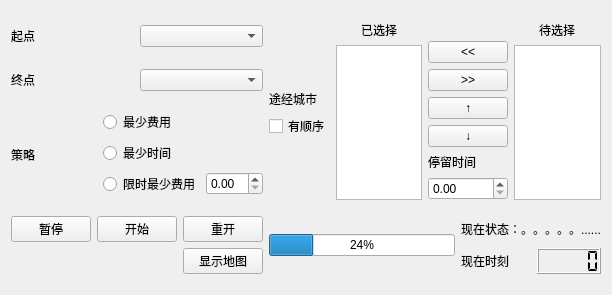
First picture: the form in widget.ui, repository Shantom/Travel, before the edit.
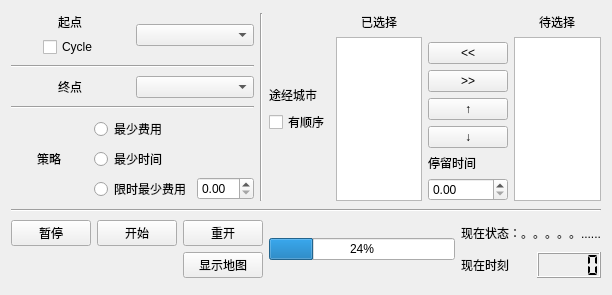
Second picture: the form after the edit.

Patch:
```diff
--- a/widget.ui
+++ b/widget.ui
@@ -17,18 +17,48 @@
    <item row="0" column="0">
     <layout class="QHBoxLayout" name="horizontalLayout">
      <item>
-      <widget class="QLabel" name="label">
-       <property name="text">
-        <string>起点</string>
-       </property>
-      </widget>
+      <layout class="QVBoxLayout" name="verticalLayout_8">
+       <item alignment="Qt::AlignHCenter|Qt::AlignBottom">
+        <widget class="QLabel" name="label">
+         <property name="sizePolicy">
+          <sizepolicy hsizetype="Preferred" vsizetype="Preferred">
+           <horstretch>0</horstretch>
+           <verstretch>0</verstretch>
+          </sizepolicy>
+         </property>
+         <property name="text">
+          <string>起点</string>
+         </property>
+        </widget>
+       </item>
+       <item alignment="Qt::AlignHCenter|Qt::AlignTop">
+        <widget class="QCheckBox" name="checkBoxCycle">
+         <property name="sizePolicy">
+          <sizepolicy hsizetype="Minimum" vsizetype="Preferred">
+           <horstretch>0</horstretch>
+           <verstretch>0</verstretch>
+          </sizepolicy>
+         </property>
+         <property name="text">
+          <string>Cycle</string>
+         </property>
+        </widget>
+       </item>
+      </layout>
      </item>
      <item>
       <widget class="QComboBox" name="comboBoxStart"/>
      </item>
     </layout>
    </item>
-   <item row="0" column="1" rowspan="3">
+   <item row="0" column="1" rowspan="5">
+    <widget class="Line" name="line_2">
+     <property name="orientation">
+      <enum>Qt::Vertical</enum>
+     </property>
+    </widget>
+   </item>
+   <item row="0" column="2" rowspan="5">
     <layout class="QHBoxLayout" name="horizontalLayout_3">
      <item>
       <layout class="QVBoxLayout" name="verticalLayout_5">
@@ -179,8 +209,15 @@
     </layout>
    </item>
    <item row="1" column="0">
+    <widget class="Line" name="line_3">
+     <property name="orientation">
+      <enum>Qt::Horizontal</enum>
+     </property>
+    </widget>
+   </item>
+   <item row="2" column="0">
     <layout class="QHBoxLayout" name="horizontalLayout_2">
-     <item>
+     <item alignment="Qt::AlignHCenter">
       <widget class="QLabel" name="label_2">
        <property name="text">
         <string>终点</string>
@@ -192,9 +229,16 @@
      </item>
     </layout>
    </item>
-   <item row="2" column="0">
+   <item row="3" column="0">
+    <widget class="Line" name="line_4">
+     <property name="orientation">
+      <enum>Qt::Horizontal</enum>
+     </property>
+    </widget>
+   </item>
+   <item row="4" column="0">
     <layout class="QHBoxLayout" name="horizontalLayout_5">
-     <item>
+     <item alignment="Qt::AlignHCenter">
       <widget class="QLabel" name="label_4">
        <property name="text">
         <string>策略</string>
@@ -205,6 +249,12 @@
       <layout class="QVBoxLayout" name="verticalLayout">
        <item>
         <widget class="QRadioButton" name="radioButtonFare">
+         <property name="sizePolicy">
+          <sizepolicy hsizetype="Minimum" vsizetype="Fixed">
+           <horstretch>0</horstretch>
+           <verstretch>0</verstretch>
+          </sizepolicy>
+         </property>
          <property name="text">
           <string>最少费用</string>
          </property>
@@ -212,6 +262,12 @@
        </item>
        <item>
         <widget class="QRadioButton" name="radioButtonTime">
+         <property name="sizePolicy">
+          <sizepolicy hsizetype="Minimum" vsizetype="Fixed">
+           <horstretch>0</horstretch>
+           <verstretch>0</verstretch>
+          </sizepolicy>
+         </property>
          <property name="text">
           <string>最少时间</string>
          </property>
@@ -221,6 +277,12 @@
         <layout class="QHBoxLayout" name="horizontalLayout_4">
          <item>
           <widget class="QRadioButton" name="radioButtonTimeFare">
+           <property name="sizePolicy">
+            <sizepolicy hsizetype="Minimum" vsizetype="Fixed">
+             <horstretch>0</horstretch>
+             <verstretch>0</verstretch>
+            </sizepolicy>
+           </property>
            <property name="text">
             <string>限时最少费用</string>
            </property>
@@ -235,7 +297,14 @@
      </item>
     </layout>
    </item>
-   <item row="3" column="0">
+   <item row="5" column="0" colspan="3">
+    <widget class="Line" name="line">
+     <property name="orientation">
+      <enum>Qt::Horizontal</enum>
+     </property>
+    </widget>
+   </item>
+   <item row="6" column="0" colspan="2">
     <layout class="QVBoxLayout" name="verticalLayout_4">
      <item>
       <layout class="QHBoxLayout" name="horizontalLayout_7">
@@ -295,7 +364,7 @@
      </item>
     </layout>
    </item>
-   <item row="3" column="1">
+   <item row="6" column="2">
     <layout class="QHBoxLayout" name="horizontalLayout_9">
      <item>
       <widget class="QProgressBar" name="progressBar">
```
